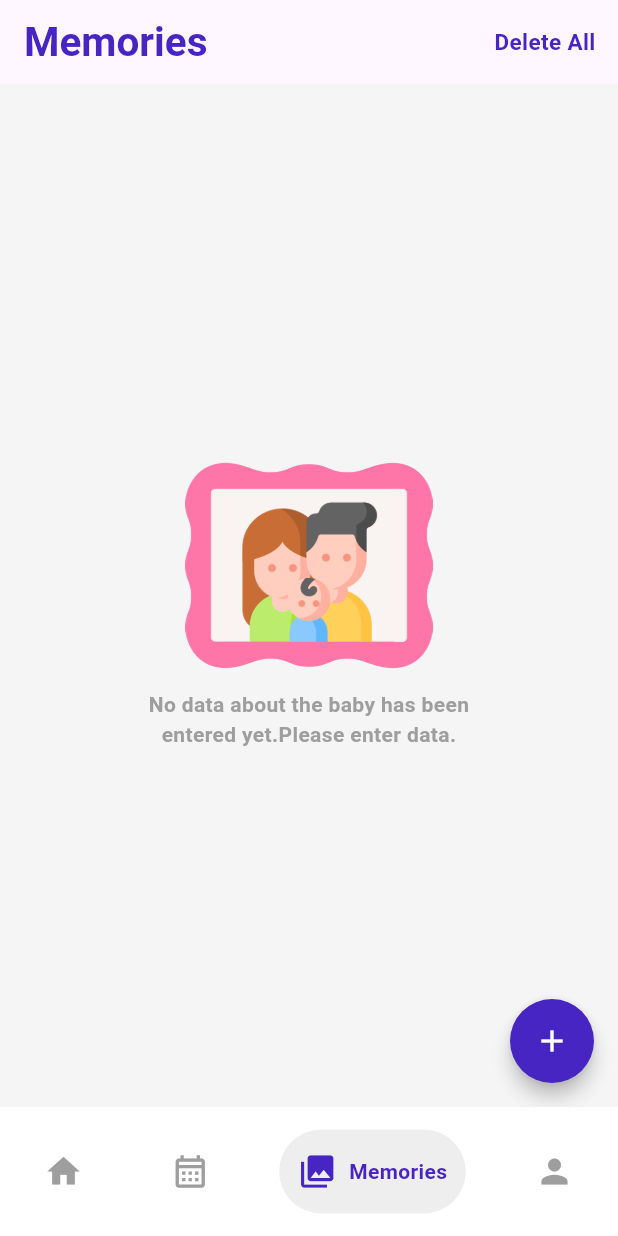
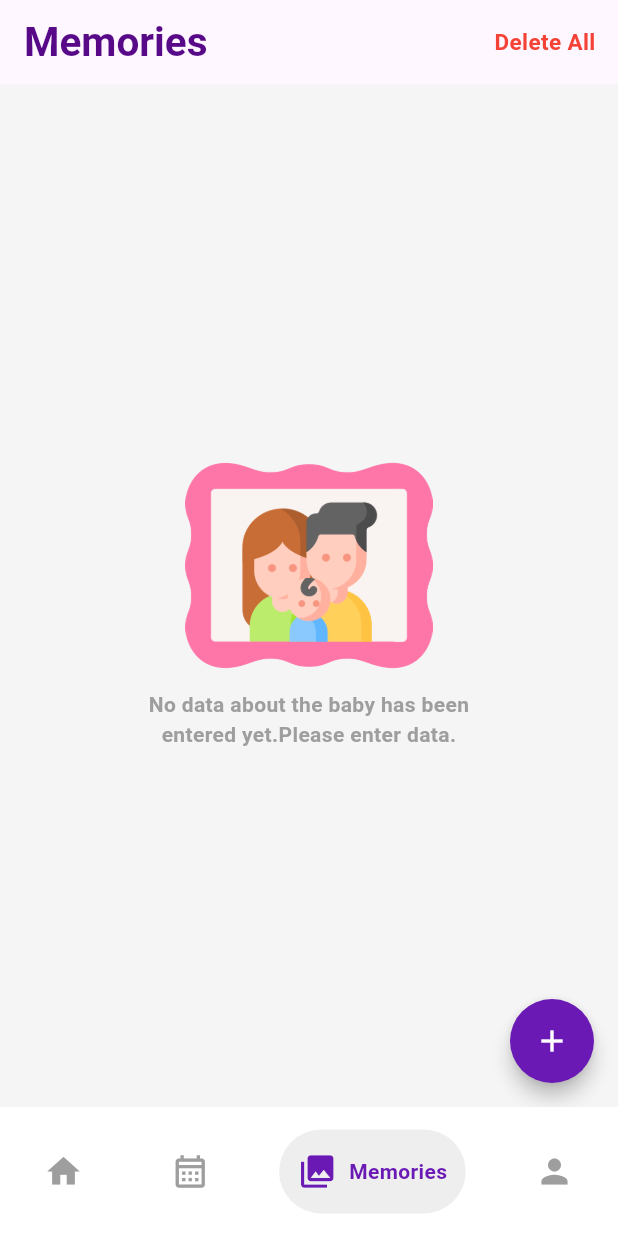
Before and after one commit to andactasdemir24/my_baby_tracker, a Flutter app: the MainNavBar screen opened directly, item 3 of the bottom bar chosen, on a phone screen of 412 x 824 dp. Run offline on Flutter 3.47's test engine with Material 3 defaults, Android fonts, the phone set to English and light mode, and no system bars; drawn by our look-alikes of flutter_speed_dial, google_nav_bar; our stand-ins replace carousel_slider, flutter_mobx, flutter_screenutil, get_it, hive, hive_flutter and 4 more; accounts and stored records are empty; generated files the repository leaves out were written again.

Commit message:
fixed colors

```diff
--- a/lib/app/core/components/custom_widgets/custom_button.dart
+++ b/lib/app/core/components/custom_widgets/custom_button.dart
@@ -14,7 +14,7 @@ class CustomButton extends StatelessWidget {
   Widget build(BuildContext context) {
     return ElevatedButton(
         style: ElevatedButton.styleFrom(
-            backgroundColor: ColorConst.getPremiumTextColor,
+            backgroundColor: ColorConst.onbButtonColor,
             fixedSize: Size(displayWidth(context) * 0.9, displayHeight(context) * 0.07),
             shape: RoundedRectangleBorder(
               borderRadius: BorderRadius.circular(20),
--- a/lib/app/core/constants/color_constants.dart
+++ b/lib/app/core/constants/color_constants.dart
@@ -9,14 +9,15 @@ class ColorConst {
   static Color cred = Colors.red;
 
 //Onboarding
-  static Color buttonColor = const Color(0xff4625c3);
+  static Color buttonColor = const Color(0xffA020F0);
   static Color buttonTextColor = const Color(0xfffafafa);
   static Color bg = const Color(0xfffcfcfc);
+  static Color onbButtonColor = const Color(0xff570987);
 
-  static Color sympListShadow = const Color(0xff8a3af8);
+  static Color sympListShadow = const Color(0xffA020F0);
 
 //inApp
-  static Color getPremiumTextColor = const Color(0xFF4625C3);
+  static Color getPremiumTextColor = const Color(0xff570987);
   static Color annualColor = const Color(0xFFF3F3F3);
   static Color annualPriceText = const Color(0xFF010101);
   static Color vebviewText = const Color(0xFF1E1F23);
@@ -32,8 +33,9 @@ class ColorConst {
   static Color mainIconColor = const Color(0xff4625C3);
 //information
   static Color pickerColor = const Color(0xff547eff);
+  static Color borderSideColor = const Color(0xffA020F0);
 //homeappbar color
-  static Color homeAppbar = const Color.fromARGB(255, 230, 30, 80);
+  static Color homeAppbar = const Color.fromARGB(255, 199, 11, 83);
 
 //grey shade
   static Color shade100 = Colors.grey.shade100;
@@ -42,12 +44,19 @@ class ColorConst {
   static Color shade400 = Colors.grey.shade400;
   static Color shade500 = Colors.grey.shade500;
 
+//memories
+  static Color fabbutton = const Color(0xff6A19B5);
+
 //tabbar icon color
   static Color feedingTab = const Color(0xff9B64FF);
   static Color nappyTab = const Color(0xff69CDDA);
   static Color symptompsTab = const Color(0xffFFC664);
   static Color sleepTab = const Color(0xff635AFF);
   static Color vaccineTab = const Color(0xff006977);
+
+//navbar icon color
+  static Color navbarIconColor = const Color(0xff6A19B5);
+  static Color navbarTextColor = const Color(0xff6A19B5);
 
 //home model container
   static Color containerFeeding = const Color(0xff9b64ff);
--- a/lib/app/features/screens/calender/widgets/custom_all_listview.dart
+++ b/lib/app/features/screens/calender/widgets/custom_all_listview.dart
@@ -23,8 +23,8 @@ class CustomAllListview extends StatelessWidget {
                       padding: EdgeInsets.symmetric(horizontal: displayWidth(context) * 0.06, vertical: 5),
                       child: Text(
                         entry.key,
-                        style:
-                            TextStyle(fontSize: 20.spMin, fontWeight: FontWeight.bold, color: ColorConst.mainIconColor),
+                        style: TextStyle(
+                            fontSize: 20.spMin, fontWeight: FontWeight.bold, color: ColorConst.getPremiumTextColor),
                       ),
                     ),
                     ...entry.value.map((all) => _buildItem(context, all, allviewmodel)).toList(),
@@ -408,6 +408,6 @@ class CustomAllListview extends StatelessWidget {
   }
 
   TextStyle customTextStyle() {
-    return TextStyle(fontSize: 14.spMin, fontWeight: FontWeight.bold, color: ColorConst.mainIconColor);
+    return TextStyle(fontSize: 14.spMin, fontWeight: FontWeight.bold, color: ColorConst.getPremiumTextColor);
   }
 }
--- a/lib/app/features/screens/calender/widgets/custom_feeding_listview.dart
+++ b/lib/app/features/screens/calender/widgets/custom_feeding_listview.dart
@@ -83,7 +83,7 @@ class CustomFeedigListView extends StatelessWidget {
         mainAxisAlignment: MainAxisAlignment.spaceBetween,
         children: [
           Text('${feeding.amount} (ml)',
-              style: TextStyle(fontSize: 14.spMin, fontWeight: FontWeight.bold, color: ColorConst.mainIconColor)),
+              style: TextStyle(fontSize: 14.spMin, fontWeight: FontWeight.bold, color: ColorConst.getPremiumTextColor)),
           Text('${feeding.time?.hour.toString().padLeft(2, '0')}:${feeding.time?.minute.toString().padLeft(2, '0')}',
               style: TextStyle(fontSize: 14.spMin, fontWeight: FontWeight.bold)),
         ],
@@ -104,7 +104,8 @@ class CustomFeedigListView extends StatelessWidget {
               mainAxisAlignment: MainAxisAlignment.spaceBetween,
               children: [
                 Text('${feeding.amount} (ml)',
-                    style: TextStyle(fontSize: 14.spMin, fontWeight: FontWeight.bold, color: ColorConst.mainIconColor)),
+                    style: TextStyle(
+                        fontSize: 14.spMin, fontWeight: FontWeight.bold, color: ColorConst.getPremiumTextColor)),
                 Text(
                   '${feeding.time?.hour.toString().padLeft(2, '0')}:${feeding.time?.minute.toString().padLeft(2, '0')}',
                   style: TextStyle(fontSize: 14.spMin, fontWeight: FontWeight.bold),
--- a/lib/app/features/screens/calender/widgets/custom_nappy_listview.dart
+++ b/lib/app/features/screens/calender/widgets/custom_nappy_listview.dart
@@ -83,7 +83,7 @@ class CustomNappyListView extends StatelessWidget {
         crossAxisAlignment: CrossAxisAlignment.start,
         children: [
           Text(nappys.napList!.map((e) => e.name).join(', '),
-              style: TextStyle(fontSize: 14.spMin, fontWeight: FontWeight.bold, color: ColorConst.mainIconColor)),
+              style: TextStyle(fontSize: 14.spMin, fontWeight: FontWeight.bold, color: ColorConst.getPremiumTextColor)),
           Text(
               '${nappys.nappyTime!.hour.toString().padLeft(2, '0')}:${nappys.nappyTime!.minute.toString().padLeft(2, '0')}',
               style: TextStyle(fontSize: 14.spMin, fontWeight: FontWeight.bold)),
@@ -102,7 +102,8 @@ class CustomNappyListView extends StatelessWidget {
           crossAxisAlignment: CrossAxisAlignment.start,
           children: [
             Text(nappys.napList!.map((e) => e.name).join(', '),
-                style: TextStyle(fontSize: 14.spMin, fontWeight: FontWeight.bold, color: ColorConst.mainIconColor)),
+                style:
+                    TextStyle(fontSize: 14.spMin, fontWeight: FontWeight.bold, color: ColorConst.getPremiumTextColor)),
             Flexible(
               child: Text(
                   '${nappys.nappyTime!.hour.toString().padLeft(2, '0')}:${nappys.nappyTime!.minute.toString().padLeft(2, '0')}',
--- a/lib/app/features/screens/calender/widgets/custom_sleep_listview.dart
+++ b/lib/app/features/screens/calender/widgets/custom_sleep_listview.dart
@@ -85,7 +85,8 @@ class CustomSleepListView extends StatelessWidget {
               mainAxisAlignment: MainAxisAlignment.spaceBetween,
               children: [
                 Text('Feel sleep:',
-                    style: TextStyle(fontSize: 15.spMin, fontWeight: FontWeight.bold, color: ColorConst.mainIconColor)),
+                    style: TextStyle(
+                        fontSize: 15.spMin, fontWeight: FontWeight.bold, color: ColorConst.getPremiumTextColor)),
                 Text(
                     '${sleep.fellSleep!.hour.toString().padLeft(2, '0')}:${sleep.fellSleep!.minute.toString().padLeft(2, '0')}',
                     style: TextStyle(fontSize: 15.spMin, fontWeight: FontWeight.bold))
@@ -95,7 +96,8 @@ class CustomSleepListView extends StatelessWidget {
               mainAxisAlignment: MainAxisAlignment.spaceBetween,
               children: [
                 Text('Woke up:',
-                    style: TextStyle(fontSize: 15.spMin, fontWeight: FontWeight.bold, color: ColorConst.mainIconColor)),
+                    style: TextStyle(
+                        fontSize: 15.spMin, fontWeight: FontWeight.bold, color: ColorConst.getPremiumTextColor)),
                 Text(
                     '${sleep.wokeUp?.hour.toString().padLeft(2, '0')}:${sleep.wokeUp?.minute.toString().padLeft(2, '0')}',
                     style: TextStyle(fontSize: 15.spMin, fontWeight: FontWeight.bold)),
--- a/lib/app/features/screens/calender/widgets/custom_symptomps_listview.dart
+++ b/lib/app/features/screens/calender/widgets/custom_symptomps_listview.dart
@@ -85,7 +85,7 @@ class CustomSymptompsListView extends StatelessWidget {
         crossAxisAlignment: CrossAxisAlignment.start,
         children: [
           Text(symptomps.sympList!.map((e) => e.name).join(', '),
-              style: TextStyle(fontSize: 14.spMin, fontWeight: FontWeight.bold, color: ColorConst.mainIconColor)),
+              style: TextStyle(fontSize: 14.spMin, fontWeight: FontWeight.bold, color: ColorConst.getPremiumTextColor)),
           Text(
               '${symptomps.symTime!.hour.toString().padLeft(2, '0')}:${symptomps.symTime!.minute.toString().padLeft(2, '0')}',
               style: TextStyle(fontSize: 14.spMin, fontWeight: FontWeight.bold)),
@@ -104,7 +104,8 @@ class CustomSymptompsListView extends StatelessWidget {
           crossAxisAlignment: CrossAxisAlignment.start,
           children: [
             Text(symptomps.sympList!.map((e) => e.name).join(', '),
-                style: TextStyle(fontSize: 14.spMin, fontWeight: FontWeight.bold, color: ColorConst.mainIconColor)),
+                style:
+                    TextStyle(fontSize: 14.spMin, fontWeight: FontWeight.bold, color: ColorConst.getPremiumTextColor)),
             Flexible(
               child: Text(
                   '${symptomps.symTime!.hour.toString().padLeft(2, '0')}:${symptomps.symTime!.minute.toString().padLeft(2, '0')}',
--- a/lib/app/features/screens/calender/widgets/custom_vaccine_listview.dart
+++ b/lib/app/features/screens/calender/widgets/custom_vaccine_listview.dart
@@ -84,7 +84,7 @@ class CustomVaccineListView extends StatelessWidget {
         crossAxisAlignment: CrossAxisAlignment.start,
         children: [
           Text('${vaccine.vaccine}',
-              style: TextStyle(fontSize: 14.spMin, fontWeight: FontWeight.bold, color: ColorConst.mainIconColor)),
+              style: TextStyle(fontSize: 14.spMin, fontWeight: FontWeight.bold, color: ColorConst.getPremiumTextColor)),
           Text('${vaccine.date}', style: TextStyle(fontSize: 14.spMin, fontWeight: FontWeight.bold)),
         ],
       ),
@@ -101,7 +101,8 @@ class CustomVaccineListView extends StatelessWidget {
           crossAxisAlignment: CrossAxisAlignment.start,
           children: [
             Text('${vaccine.vaccine}',
-                style: TextStyle(fontSize: 14.spMin, fontWeight: FontWeight.bold, color: ColorConst.mainIconColor)),
+                style:
+                    TextStyle(fontSize: 14.spMin, fontWeight: FontWeight.bold, color: ColorConst.getPremiumTextColor)),
             Text('${vaccine.date}', style: TextStyle(fontSize: 14.spMin, fontWeight: FontWeight.bold)),
             Text(
               '${AppLocalizations.of(context)!.note}: ${vaccine.text.toString()}',
--- a/lib/app/features/screens/main_navbar/main_navbar.dart
+++ b/lib/app/features/screens/main_navbar/main_navbar.dart
@@ -34,7 +34,7 @@ class _MainNavBarState extends State<MainNavBar> {
           padding: EdgeInsets.symmetric(horizontal: displayWidth(context) * 0.03, vertical: 15),
           mainAxisAlignment: MainAxisAlignment.spaceAround,
           color: ColorConst.shade500,
-          activeColor: ColorConst.mainIconColor,
+          activeColor: ColorConst.navbarIconColor,
           backgroundColor: ColorConst.cwhite,
           tabBackgroundColor: ColorConst.shade200,
           selectedIndex: _selectedIndex,
@@ -44,25 +44,25 @@ class _MainNavBarState extends State<MainNavBar> {
               icon: Icons.home,
               iconSize: 26.spMin,
               text: AppLocalizations.of(context)!.home,
-              textStyle: TextStyle(fontSize: 14.spMin, fontWeight: FontWeight.bold, color: ColorConst.buttonColor),
+              textStyle: TextStyle(fontSize: 14.spMin, fontWeight: FontWeight.bold, color: ColorConst.navbarTextColor),
             ),
             GButton(
               icon: Icons.calendar_month_outlined,
               iconSize: 26.spMin,
               text: AppLocalizations.of(context)!.calendar,
-              textStyle: TextStyle(fontSize: 14.spMin, fontWeight: FontWeight.bold, color: ColorConst.buttonColor),
+              textStyle: TextStyle(fontSize: 14.spMin, fontWeight: FontWeight.bold, color: ColorConst.navbarTextColor),
             ),
             GButton(
               icon: Icons.photo_library,
               iconSize: 26.spMin,
               text: AppLocalizations.of(context)!.memories,
-              textStyle: TextStyle(fontSize: 14.spMin, fontWeight: FontWeight.bold, color: ColorConst.buttonColor),
+              textStyle: TextStyle(fontSize: 14.spMin, fontWeight: FontWeight.bold, color: ColorConst.navbarTextColor),
             ),
             GButton(
               icon: Icons.person,
               iconSize: 26.spMin,
               text: AppLocalizations.of(context)!.profile,
-              textStyle: TextStyle(fontSize: 14.spMin, fontWeight: FontWeight.bold, color: ColorConst.buttonColor),
+              textStyle: TextStyle(fontSize: 14.spMin, fontWeight: FontWeight.bold, color: ColorConst.navbarTextColor),
             ),
           ]),
     );
--- a/lib/app/features/screens/memories/widgets/custom_delete_all_button.dart
+++ b/lib/app/features/screens/memories/widgets/custom_delete_all_button.dart
@@ -22,7 +22,7 @@ class CustomDeleteAllButton extends StatelessWidget {
             child: Align(
               alignment: Alignment.centerRight,
               child: Text(AppLocalizations.of(context)!.deleteAll,
-                  style: TextStyle(color: ColorConst.buttonColor, fontWeight: FontWeight.bold, fontSize: 15.spMin)),
+                  style: TextStyle(color: ColorConst.cred, fontWeight: FontWeight.bold, fontSize: 15.spMin)),
             ),
           ));
     });
--- a/lib/app/features/screens/memories/widgets/custom_fab.dart
+++ b/lib/app/features/screens/memories/widgets/custom_fab.dart
@@ -15,7 +15,7 @@ class CustomFloatActionButton extends StatelessWidget {
   Widget build(BuildContext context) {
     return Observer(builder: (context) {
       return SpeedDial(
-        backgroundColor: ColorConst.buttonColor,
+        backgroundColor: ColorConst.fabbutton,
         iconTheme: IconThemeData(color: ColorConst.cwhite),
         elevation: 5,
         activeIcon: Icons.clear,
--- a/lib/app/features/screens/profile/widgets/custom_edit_button.dart
+++ b/lib/app/features/screens/profile/widgets/custom_edit_button.dart
@@ -21,7 +21,7 @@ class CustomEditButton extends StatelessWidget {
           },
           child: Text(
             AppLocalizations.of(context)!.edit,
-            style: TextStyle(color: ColorConst.buttonColor, fontWeight: FontWeight.bold, fontSize: 18.spMin),
+            style: TextStyle(color: ColorConst.getPremiumTextColor, fontWeight: FontWeight.bold, fontSize: 18.spMin),
           ),
         ),
       ),
--- a/lib/app/features/screens/profile/widgets/custom_picker.dart
+++ b/lib/app/features/screens/profile/widgets/custom_picker.dart
@@ -20,12 +20,12 @@ class CustomPicker extends StatelessWidget {
           child: ClipRRect(
             child: informationviewmodel.selectedImage != null
                 ? CircleAvatar(
-                    maxRadius: 60.r,
+                    maxRadius: 70.r,
                     backgroundImage: FileImage(informationviewmodel.selectedImage!),
                     child: Container(
                       decoration: ShapeDecoration(
                         shape: OvalBorder(
-                          side: BorderSide(width: 2, color: ColorConst.mainIconColor),
+                          side: BorderSide(width: 2, color: ColorConst.borderSideColor),
                         ),
                       ),
                     ),
--- a/lib/app/features/screens/settings/widgets/custom_remove_baby.dart
+++ b/lib/app/features/screens/settings/widgets/custom_remove_baby.dart
@@ -19,7 +19,7 @@ class RemoveBabyWidget extends StatelessWidget {
           padding:
               EdgeInsets.symmetric(horizontal: displayWidth(context) * 0.055, vertical: displayHeight(context) * 0.01),
           child: Material(
-            elevation: 2,
+            elevation: 1,
             borderRadius: BorderRadius.circular(20),
             child: Container(
               height: displayHeight(context) * 0.08,
--- a/lib/app/features/screens/settings/widgets/custom_settings_container.dart
+++ b/lib/app/features/screens/settings/widgets/custom_settings_container.dart
@@ -23,7 +23,7 @@ class CustomSettingsContainer extends StatelessWidget {
         vertical: displayHeight(context) * 0.01,
       ),
       child: Material(
-        elevation: 2,
+        elevation: 1,
         borderRadius: BorderRadius.circular(20),
         child: GestureDetector(
           onTap: onTap,
```
Also changed, not shown: lib/app/features/screens/Informations/view/information_page.dart (+8 -3 lines), lib/app/features/screens/profile/view/profile_view.dart (+5 -5 lines).
